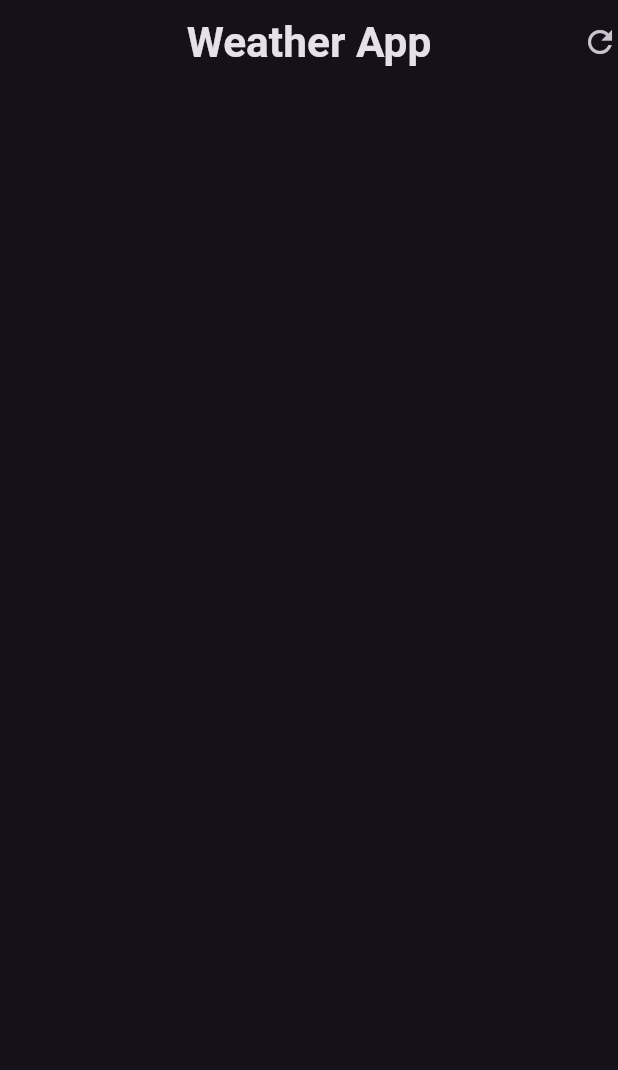
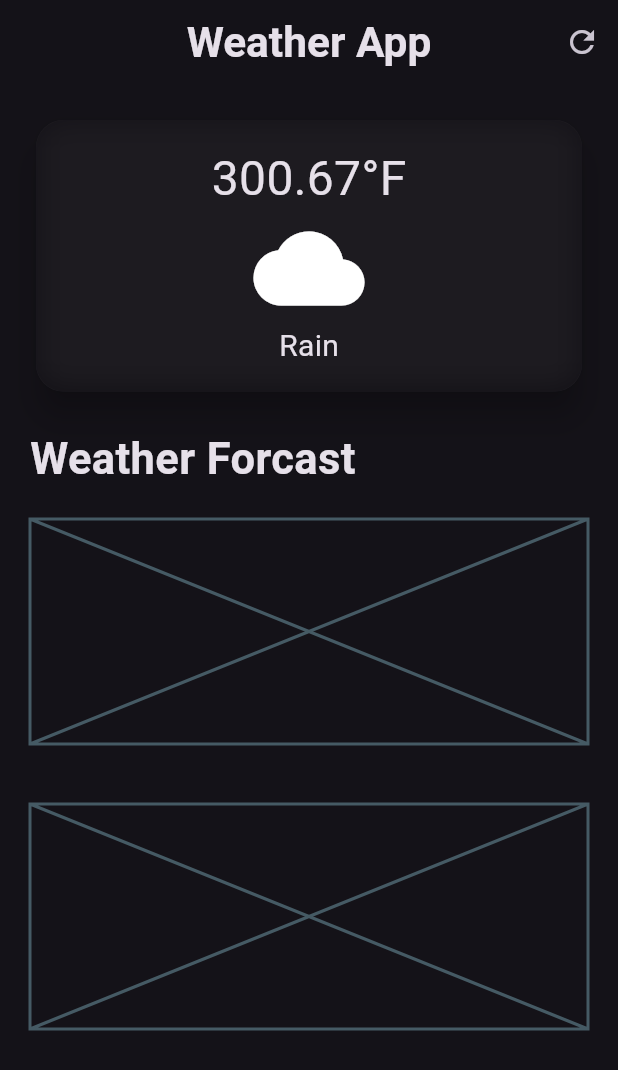
Before and after one commit to SUMANKC7/weather_app, a Flutter app: the screen it shows after launch, on a phone screen of 412 x 824 dp. Shown: the top 1070 px of the screen. Run offline on Flutter 3.47's test engine with Material 3 defaults, Android fonts, the phone set to English and light mode, and no system bars.

Commit message:
Main layout first part UI

```diff
--- a/lib/weather_screen.dart
+++ b/lib/weather_screen.dart
@@ -1,4 +1,10 @@
+import 'dart:ui';
+
+
+import 'package:flutter/cupertino.dart';
 import 'package:flutter/material.dart';
+import 'package:flutter/widgets.dart';
+
 
 class WeatherScreen extends StatelessWidget {
   const WeatherScreen({super.key});
@@ -16,15 +22,78 @@ class WeatherScreen extends StatelessWidget {
         ),
         centerTitle: true,
         actions: [
-          InkWell(
-            onTap: () {
-              print("Refresh");
-            },
-            splashColor: Colors.amber,
-            child: const Icon(Icons.refresh),
-          ),
+          IconButton(onPressed: (){},
+           icon: const Icon(Icons.refresh),
+           highlightColor: const Color.fromARGB(255, 128, 224, 250),
+           ),
+
         ],
       ),
+
+      body:  Padding(
+        padding:const EdgeInsets.all(20.0),
+        child:  Column(
+             children: [
+        //main card
+             SizedBox(
+        width: double.infinity,
+         child: Card(
+          elevation: 9,
+          shape: RoundedRectangleBorder(
+            borderRadius: BorderRadius.circular(18),
+          ),
+          child: ClipRRect(
+            borderRadius: BorderRadius.circular(19),
+            child: BackdropFilter(
+              filter: ImageFilter.blur(sigmaX: 10,sigmaY: 10),
+              child: const Padding(
+                padding: EdgeInsets.all(16.0),
+                child: Column(
+
+                  children: [
+                    Text("300.67°F",style: TextStyle(
+                        fontSize: 32,
+                    ),
+                    ),
+
+                    Icon(Icons.cloud,size: 74,),
+                    Text("Rain",style: TextStyle( fontSize: 20,),
+                    ),
+
+                  ],
+
+                ),
+              ),
+            ),
+          ),
+         ),
+             ),
+
+        const SizedBox(height: 20,),
+       const Align(
+        alignment: Alignment.centerLeft,
+          child:  Text("Weather Forcast",
+          style:TextStyle(
+            fontSize: 29,
+          fontWeight: FontWeight.bold ,
+          ) ,
+          ),
+        ),
+         const SizedBox(height: 20,),
+             //Weather forcast
+       const Placeholder(
+         fallbackHeight: 150,
+        ),
+
+        //Additional Information
+        const SizedBox(height: 40,),
+       const  Placeholder(
+        fallbackHeight: 150,
+        ),
+
+             ],
+        ),
+      ) ,
     );
   }
 }
```
